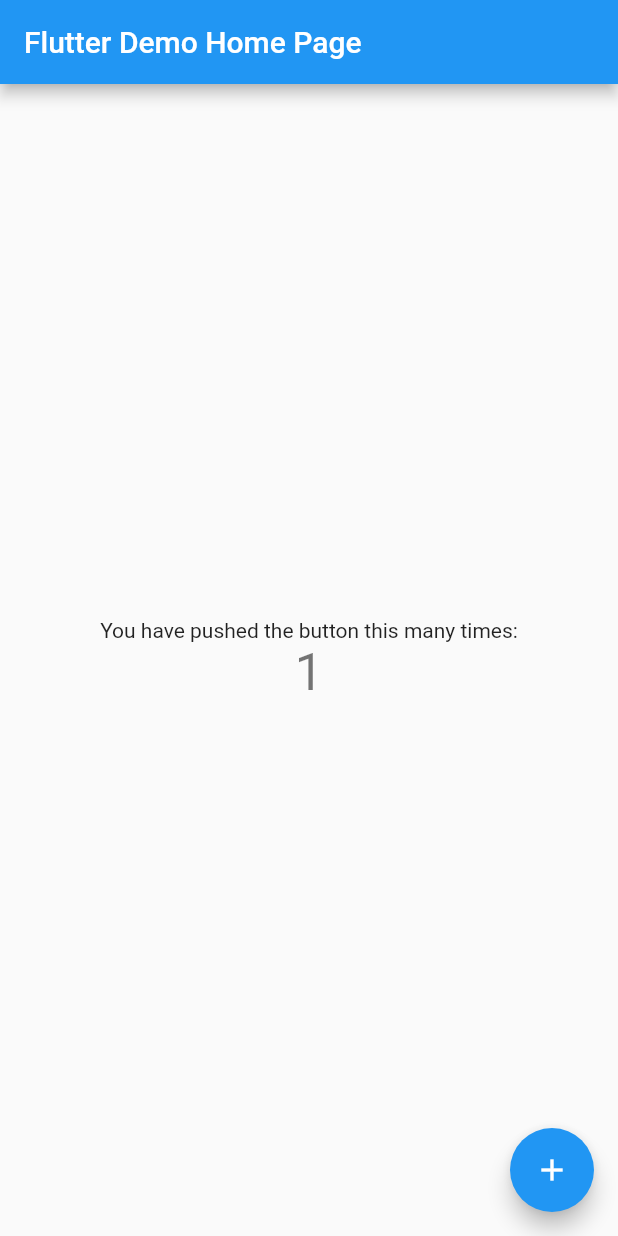
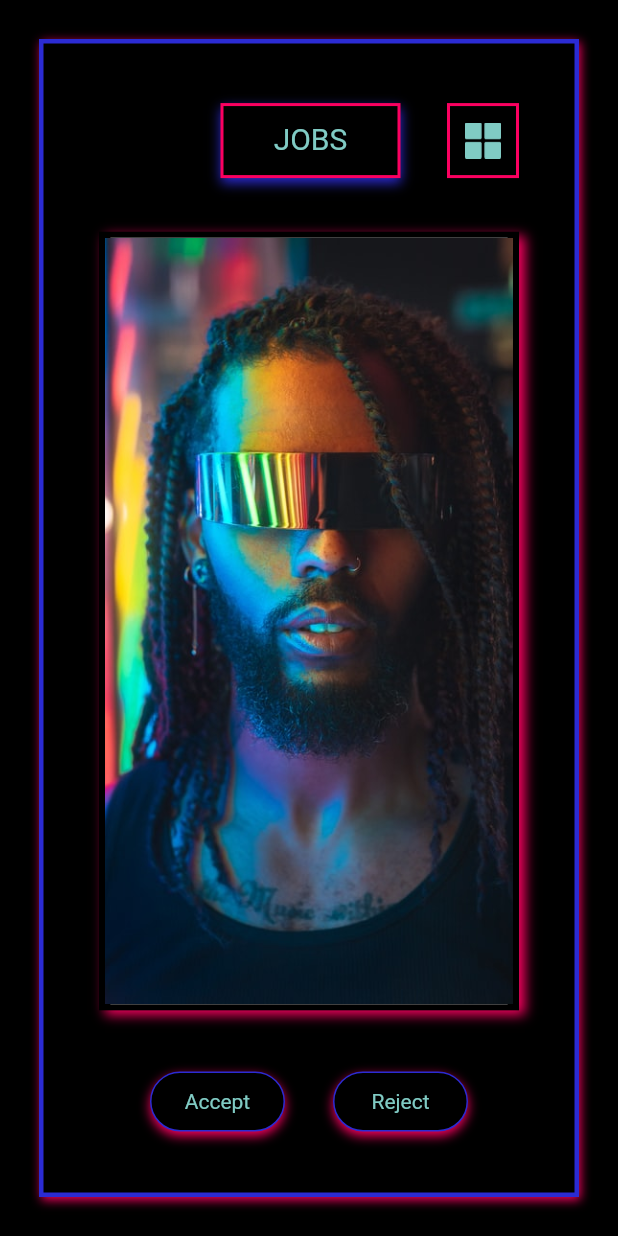
Before and after one commit to Sameerkash/flutterhackathon, a Flutter app: the MyHomePage screen opened directly, after a tap on the "add" icon, on a phone screen of 412 x 824 dp. Run offline on Flutter 3.47's test engine with Material 2 defaults, Android fonts, the phone set to English and light mode, and no system bars; drawn by our look-alikes of flutter_tindercard.

Commit message:
Jobs page layout done

```diff
--- /dev/null
+++ b/lib/RESOURCES/COMPONENTS/app_bar.dart
@@ -0,0 +1,69 @@
+import 'package:flutter/material.dart';
+import 'package:flutterhackathon/RESOURCES/VALUES/app_color.dart';
+
+class CustomAppBar extends StatelessWidget {
+  @override
+  Widget build(BuildContext context) {
+    return Container(
+      width: 280,
+      height: 50,
+      margin: EdgeInsets.only(
+        top: 24,
+      ),
+      child: Row(
+        mainAxisAlignment: MainAxisAlignment.spaceBetween,
+        children: [
+          SizedBox(
+            width: 50,
+          ),
+          Container(
+            width: 120,
+            height: 50,
+            padding: EdgeInsets.only(top: 10),
+            decoration: BoxDecoration(
+              color: AppColors.Black,
+              border: Border.all(
+                color: AppColors.Pink,
+                style: BorderStyle.solid,
+                width: 2,
+              ),
+              boxShadow: [
+                BoxShadow(
+                    color: AppColors.DarkBlue,
+                    offset: Offset(0, 3),
+                    blurRadius: 6.0),
+              ],
+            ),
+            child: Text(
+              'JOBS',
+              textAlign: TextAlign.center,
+              style: TextStyle(
+                fontSize: 20,
+                color: AppColors.TiffanyBlue,
+              ),
+            ),
+          ),
+          Container(
+            width: 48,
+            decoration: BoxDecoration(
+              border: Border.all(
+                color: AppColors.Pink,
+                width: 2,
+              ),
+            ),
+            child: FlatButton(
+              padding: EdgeInsets.all(0),
+              onPressed: () {},
+              child: Image.asset(
+                "assets/images/menu.png",
+                width: 24,
+                height: 24,
+                color: AppColors.TiffanyBlue,
+              ),
+            ),
+          ),
+        ],
+      ),
+    );
+  }
+}
--- /dev/null
+++ b/lib/RESOURCES/COMPONENTS/flat_button.dart
@@ -0,0 +1,46 @@
+import 'package:flutter/material.dart';
+import 'package:flutterhackathon/RESOURCES/VALUES/app_color.dart';
+
+class CustomOutlineButton extends StatelessWidget {
+  final String buttonText;
+
+  CustomOutlineButton.CustomFlatButton({@required this.buttonText});
+
+  @override
+  Widget build(BuildContext context) {
+    return Container(
+      width: 90,
+      height: 40,
+      child: FlatButton(
+        onPressed: () {},
+        child: Text(
+          buttonText,
+          textAlign: TextAlign.center,
+          style: TextStyle(
+            fontSize: 14,
+            color: AppColors.TiffanyBlue,
+            fontWeight: FontWeight.normal,
+          ),
+        ),
+      ),
+      decoration: BoxDecoration(
+        color: AppColors.Black,
+        border: Border.all(
+          color: AppColors.DarkBlue,
+          style: BorderStyle.solid,
+          width: 1,
+        ),
+        borderRadius: BorderRadius.all(
+          new Radius.circular(20.0)
+        ),
+        boxShadow: [
+          BoxShadow(
+            color: AppColors.Pink,
+            offset: Offset(0, 3),
+            blurRadius: 6.0
+          ),
+        ],
+      ),
+    );
+  }
+}
--- a/lib/UI/jobs/jobs.dart
+++ b/lib/UI/jobs/jobs.dart
@@ -0,0 +1,136 @@
+import 'package:flutter/material.dart';
+import 'dart:math';
+import 'package:flutter_tindercard/flutter_tindercard.dart';
+import 'package:flutterhackathon/RESOURCES/COMPONENTS/app_bar.dart';
+import 'package:flutterhackathon/RESOURCES/COMPONENTS/flat_button.dart';
+import 'package:flutterhackathon/RESOURCES/VALUES/app_color.dart';
+
+class JobsPage extends StatefulWidget {
+  @override
+  _JobsPageState createState() => _JobsPageState();
+}
+
+class _JobsPageState extends State<JobsPage> with TickerProviderStateMixin {
+  Random rnd = new Random();
+  List<String> personImages = [
+    "assets/images/person1.jpg",
+    "assets/images/person2.jpg",
+    "assets/images/person3.jpg",
+    "assets/images/person1.jpg",
+    "assets/images/person2.jpg",
+    "assets/images/person3.jpg",
+  ];
+
+  _addPeople() {
+    int count = rnd.nextInt(100) + 45;
+    for (int i = 0; i < count; i++)
+      personImages.add('assets/images/person${rnd.nextInt(3) + 1}.jpg');
+  }
+
+  @override
+  void initState() {
+    _addPeople();
+    super.initState();
+  }
+
+  @override
+  Widget build(BuildContext context) {
+    CardController controller;
+
+    return Scaffold(
+      backgroundColor: Colors.black,
+      body: Container(
+        margin: EdgeInsets.all(26),
+        decoration: BoxDecoration(
+          color: AppColors.Black,
+          border: Border.all(
+            color: AppColors.DarkBlue,
+            style: BorderStyle.solid,
+            width: 3,
+          ),
+          boxShadow: [
+            BoxShadow(
+                color: AppColors.Pink, offset: Offset(1, 2), blurRadius: 5.0),
+          ],
+        ),
+        child: Column(
+          mainAxisAlignment: MainAxisAlignment.spaceEvenly,
+          children: [
+            CustomAppBar(),
+            Center(
+              child: Container(
+                decoration: BoxDecoration(
+                  color: AppColors.Black,
+                  boxShadow: [
+                    BoxShadow(
+                        color: AppColors.Pink,
+                        offset: Offset(4, 3),
+                        blurRadius: 6.0),
+                  ],
+                ),
+                height: MediaQuery.of(context).size.height * 0.63,
+                width: 280,
+                margin: EdgeInsets.only(top: 20),
+                child: new TinderSwapCard(
+                  animDuration: 300,
+                  orientation: AmassOrientation.BOTTOM,
+                  totalNum: personImages.length,
+                  stackNum: 3,
+                  swipeEdge: 3.0,
+                  maxWidth: MediaQuery.of(context).size.width * 1.0,
+                  maxHeight: MediaQuery.of(context).size.width * 1.7,
+                  minWidth: MediaQuery.of(context).size.width * 0.18,
+                  minHeight: MediaQuery.of(context).size.width * 0.4,
+                  cardBuilder: (context, index) => Card(
+                    child: Container(
+                      child: Image.asset(
+                        '${personImages[index]}',
+                        fit: BoxFit.cover,
+                      ),
+                    ),
+                  ),
+                  cardController: controller = CardController(),
+                  swipeUpdateCallback:
+                      (DragUpdateDetails details, Alignment align) {
+                    /// Get swiping card's alignment
+                    if (align.x < 0) {
+                      //Card is LEFT swiping
+                    } else if (align.x > 0) {
+                      //Card is RIGHT swiping
+                    }
+                  },
+                  swipeCompleteCallback:
+                      (CardSwipeOrientation orientation, int index) {
+                    /// Get orientation & index of swiped card!
+                  },
+                ),
+              ),
+            ),
+            Container(
+              width: 280,
+              height: 90,
+              child: Row(
+                children: [
+                  Container(
+                    margin: EdgeInsets.only(
+                      left: 34,
+                    ),
+                    child: CustomOutlineButton.CustomFlatButton(
+                      buttonText: "Accept",
+                    ),
+                  ),
+                  SizedBox(
+                    width: 32,
+                  ),
+                  CustomOutlineButton.CustomFlatButton(
+                    buttonText: "Reject",
+                  ),
+                ],
+              ),
+            )
+          ],
+        ),
+      ),
+    );
+  }
+}
--- a/lib/main.dart
+++ b/lib/main.dart
@@ -1,4 +1,8 @@
 import 'package:flutter/material.dart';
+
+import 'UI/jobs/jobs.dart';
+
+
 
 void main() {
   runApp(MyApp());
@@ -9,39 +13,18 @@
   @override
   Widget build(BuildContext context) {
     return MaterialApp(
-      title: 'Flutter Demo',
+      title: 'JOBS',
       theme: ThemeData(
-        // This is the theme of your application.
-        //
-        // Try running your application with "flutter run". You'll see the
-        // application has a blue toolbar. Then, without quitting the app, try
-        // changing the primarySwatch below to Colors.green and then invoke
-        // "hot reload" (press "r" in the console where you ran "flutter run",
-        // or simply save your changes to "hot reload" in a Flutter IDE).
-        // Notice that the counter didn't reset back to zero; the application
-        // is not restarted.
         primarySwatch: Colors.blue,
-        // This makes the visual density adapt to the platform that you run
-        // the app on. For desktop platforms, the controls will be smaller and
-        // closer together (more dense) than on mobile platforms.
         visualDensity: VisualDensity.adaptivePlatformDensity,
       ),
-      home: MyHomePage(title: 'Flutter Demo Home Page'),
+      home: MyHomePage(title: 'JOBS'),
     );
   }
 }
 
 class MyHomePage extends StatefulWidget {
   MyHomePage({Key key, this.title}) : super(key: key);
-
-  // This widget is the home page of your application. It is stateful, meaning
-  // that it has a State object (defined below) that contains fields that affect
-  // how it looks.
-
-  // This class is the configuration for the state. It holds the values (in this
-  // case the title) provided by the parent (in this case the App widget) and
-  // used by the build method of the State. Fields in a Widget subclass are
-  // always marked "final".
 
   final String title;
 
@@ -50,68 +33,29 @@
 }
 
 class _MyHomePageState extends State<MyHomePage> {
-  int _counter = 0;
 
-  void _incrementCounter() {
-    setState(() {
-      // This call to setState tells the Flutter framework that something has
-      // changed in this State, which causes it to rerun the build method below
-      // so that the display can reflect the updated values. If we changed
-      // _counter without calling setState(), then the build method would not be
-      // called again, and so nothing would appear to happen.
-      _counter++;
-    });
+
+
+  void _goToJobsPage() {
+   Navigator.push(context, MaterialPageRoute<void>(builder: (context) => JobsPage()));
   }
 
   @override
   Widget build(BuildContext context) {
-    // This method is rerun every time setState is called, for instance as done
-    // by the _incrementCounter method above.
-    //
-    // The Flutter framework has been optimized to make rerunning build methods
-    // fast, so that you can just rebuild anything that needs updating rather
-    // than having to individually change instances of widgets.
+
+
     return Scaffold(
       appBar: AppBar(
-        // Here we take the value from the MyHomePage object that was created by
-        // the App.build method, and use it to set our appbar title.
         title: Text(widget.title),
       ),
       body: Center(
-        // Center is a layout widget. It takes a single child and positions it
-        // in the middle of the parent.
-        child: Column(
-          // Column is also a layout widget. It takes a list of children and
-          // arranges them vertically. By default, it sizes itself to fit its
-          // children horizontally, and tries to be as tall as its parent.
-          //
-          // Invoke "debug painting" (press "p" in the console, choose the
-          // "Toggle Debug Paint" action from the Flutter Inspector in Android
-          // Studio, or the "Toggle Debug Paint" command in Visual Studio Code)
-          // to see the wireframe for each widget.
-          //
-          // Column has various properties to control how it sizes itself and
-          // how it positions its children. Here we use mainAxisAlignment to
-          // center the children vertically; the main axis here is the vertical
-          // axis because Columns are vertical (the cross axis would be
-          // horizontal).
-          mainAxisAlignment: MainAxisAlignment.center,
-          children: <Widget>[
-            Text(
-              'You have pushed the button this many times:',
-            ),
-            Text(
-              '$_counter',
-              style: Theme.of(context).textTheme.headline4,
-            ),
-          ],
-        ),
+        child: Text('Main Menu'),
       ),
       floatingActionButton: FloatingActionButton(
-        onPressed: _incrementCounter,
-        tooltip: 'Increment',
+        onPressed: _goToJobsPage,
+        tooltip: 'Jobs',
         child: Icon(Icons.add),
-      ), // This trailing comma makes auto-formatting nicer for build methods.
+      ),
     );
   }
 }
```
Also changed, not shown: pubspec.yaml (+4 -14 lines), assets/images/menu.png (added), assets/images/person1.jpg (added), assets/images/person2.jpg (added), assets/images/person3.jpg (added), pubspec.lock.
